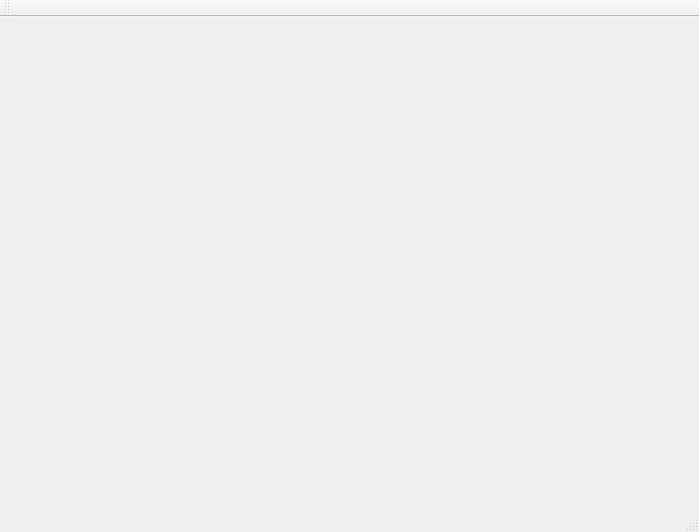
Before: the Qt Designer form Client/Client/Client/Client.ui in ElenaLaura366/ProjectModernCpp, drawn with Qt 5.
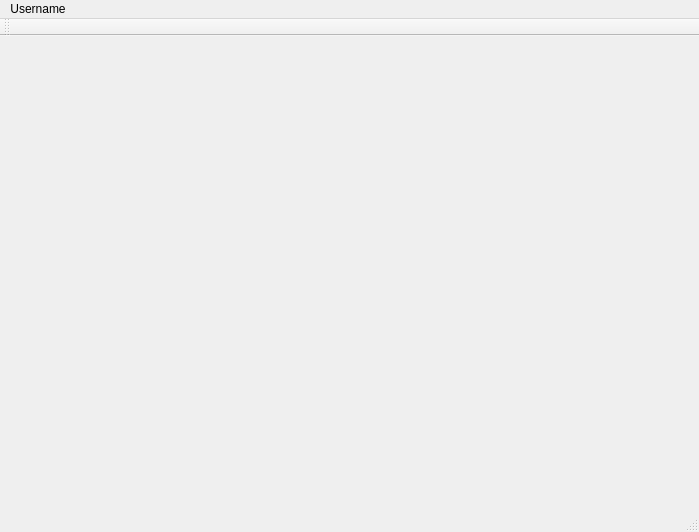
After: the same form once the commit is applied.

Commit message: Added UserInfo window

Patch:
```diff
--- a/Client/Client/Client/Client.ui
+++ b/Client/Client/Client/Client.ui
@@ -21,9 +21,9 @@
     <property name="geometry">
      <rect>
       <x>-30</x>
-      <y>30</y>
+      <y>20</y>
       <width>761</width>
-      <height>291</height>
+      <height>301</height>
      </rect>
     </property>
     <property name="currentIndex">
@@ -42,6 +42,12 @@
      <height>22</height>
     </rect>
    </property>
+   <widget class="QMenu" name="menuUsername">
+    <property name="title">
+     <string>Username</string>
+    </property>
+   </widget>
+   <addaction name="menuUsername"/>
   </widget>
   <widget class="QToolBar" name="mainToolBar">
    <attribute name="toolBarArea">
```
The commit also changes 7 other files.
